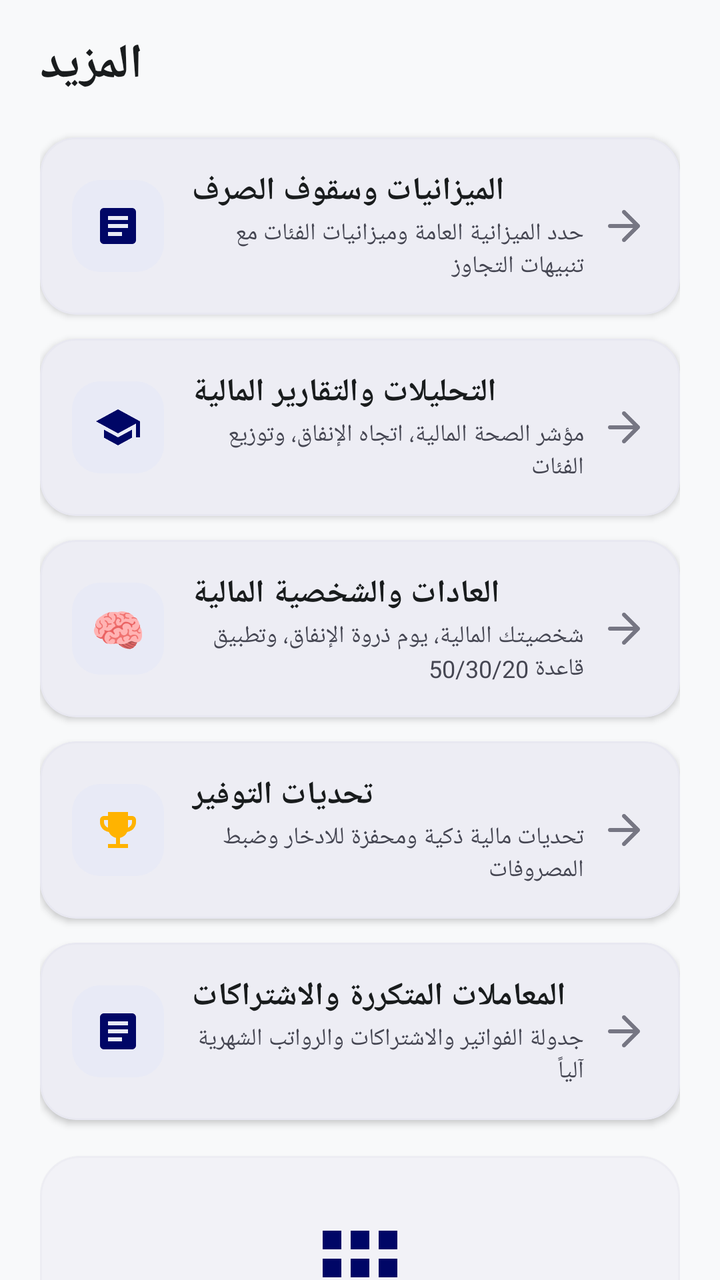
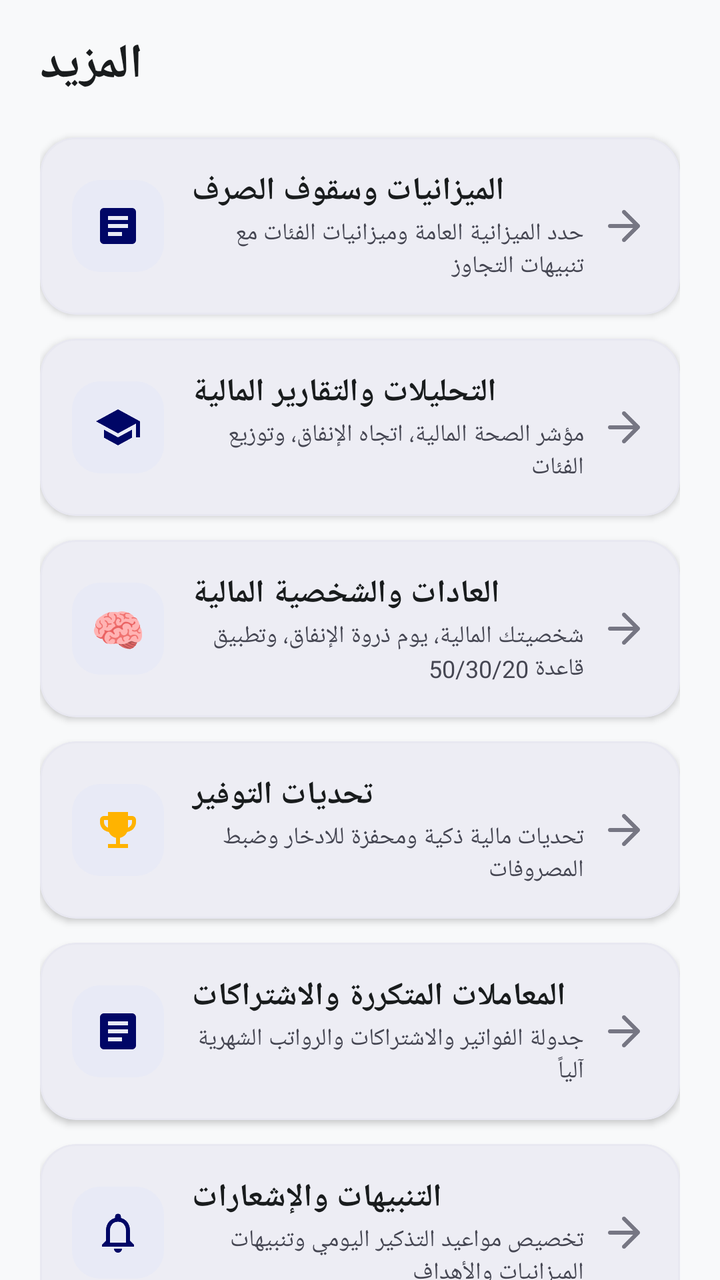

Two renders of the same Android screen: before a commit and after it. Below are the layout's source before the change and the commit's diff.
<!-- AndroidManifest.xml: application theme Theme.UrWallet -->
<!-- res/layout/fragment_more.xml -->
<?xml version="1.0" encoding="utf-8"?>
<androidx.core.widget.NestedScrollView xmlns:android="http://schemas.android.com/apk/res/android"
    xmlns:app="http://schemas.android.com/apk/res-auto"
    xmlns:tools="http://schemas.android.com/tools"
    android:layout_width="match_parent"
    android:layout_height="match_parent"
    android:background="@color/urwallet_background"
    android:fillViewport="true">

    <LinearLayout
        android:layout_width="match_parent"
        android:layout_height="wrap_content"
        android:orientation="vertical"
        android:paddingHorizontal="@dimen/screen_padding_horizontal"
        android:paddingTop="@dimen/screen_padding_top"
        android:paddingBottom="100dp">

        
        <TextView
            android:layout_width="wrap_content"
            android:layout_height="wrap_content"
            android:text="@string/nav_more"
            android:textColor="@color/urwallet_text_primary"
            android:textSize="24sp"
            android:textStyle="bold" />

        
        <com.google.android.material.card.MaterialCardView
            android:id="@+id/cardBudgetsNav"
            android:layout_width="match_parent"
            android:layout_height="wrap_content"
            android:layout_marginTop="20dp"
            android:clickable="true"
            android:focusable="true"
            app:cardBackgroundColor="@color/urwallet_surface"
            app:cardCornerRadius="18dp"
            app:cardElevation="2dp"
            app:strokeColor="@color/urwallet_card_border"
            app:strokeWidth="1dp">

            <LinearLayout
                android:layout_width="match_parent"
                android:layout_height="wrap_content"
                android:gravity="center_vertical"
                android:orientation="horizontal"
                android:padding="16dp">

                <FrameLayout
                    android:layout_width="46dp"
                    android:layout_height="46dp"
                    android:background="@drawable/bg_squircle_primary_light">

                    <ImageView
                        android:layout_width="24dp"
                        android:layout_height="24dp"
                        android:layout_gravity="center"
                        android:contentDescription="@null"
                        android:src="@drawable/ic_bills"
                        app:tint="@color/urwallet_primary" />
                </FrameLayout>

                <LinearLayout
                    android:layout_width="0dp"
                    android:layout_height="wrap_content"
                    android:layout_marginStart="14dp"
                    android:layout_marginEnd="8dp"
                    android:layout_weight="1"
                    android:orientation="vertical">

                    <TextView
                        android:layout_width="wrap_content"
                        android:layout_height="wrap_content"
                        android:text="@string/more_budgets_title"
                        android:textColor="@color/urwallet_text_primary"
                        android:textSize="16sp"
                        android:textStyle="bold" />

                    <TextView
                        android:layout_width="wrap_content"
                        android:layout_height="wrap_content"
                        android:layout_marginTop="2dp"
                        android:text="@string/more_budgets_desc"
                        android:textColor="@color/urwallet_text_secondary"
                        android:textSize="12sp" />
                </LinearLayout>

                <ImageView
                    android:layout_width="24dp"
                    android:layout_height="24dp"
                    android:contentDescription="@null"
                    android:rotation="180"
                    android:src="@drawable/ic_arrow_back"
                    app:tint="@color/urwallet_text_tertiary" />
            </LinearLayout>
        </com.google.android.material.card.MaterialCardView>

        
        <com.google.android.material.card.MaterialCardView
            android:id="@+id/cardAnalyticsNav"
            android:layout_width="match_parent"
            android:layout_height="wrap_content"
            android:layout_marginTop="12dp"
            android:clickable="true"
            android:focusable="true"
            app:cardBackgroundColor="@color/urwallet_surface"
            app:cardCornerRadius="18dp"
            app:cardElevation="2dp"
            app:strokeColor="@color/urwallet_card_border"
            app:strokeWidth="1dp">

            <LinearLayout
                android:layout_width="match_parent"
                android:layout_height="wrap_content"
                android:gravity="center_vertical"
                android:orientation="horizontal"
                android:padding="16dp">

                <FrameLayout
                    android:layout_width="46dp"
                    android:layout_height="46dp"
                    android:background="@drawable/bg_squircle_primary_light">

                    <ImageView
                        android:layout_width="24dp"
                        android:layout_height="24dp"
                        android:layout_gravity="center"
                        android:contentDescription="@null"
                        android:src="@drawable/ic_education"
                        app:tint="@color/urwallet_primary" />
                </FrameLayout>

                <LinearLayout
                    android:layout_width="0dp"
                    android:layout_height="wrap_content"
                    android:layout_marginStart="14dp"
                    android:layout_marginEnd="8dp"
                    android:layout_weight="1"
                    android:orientation="vertical">

                    <TextView
                        android:layout_width="wrap_content"
                        android:layout_height="wrap_content"
                        android:text="@string/more_analytics_title"
                        android:textColor="@color/urwallet_text_primary"
                        android:textSize="16sp"
                        android:textStyle="bold" />

                    <TextView
                        android:layout_width="wrap_content"
                        android:layout_height="wrap_content"
                        android:layout_marginTop="2dp"
                        android:text="@string/more_analytics_desc"
                        android:textColor="@color/urwallet_text_secondary"
                        android:textSize="12sp" />
                </LinearLayout>

                <ImageView
                    android:layout_width="24dp"
                    android:layout_height="24dp"
                    android:contentDescription="@null"
                    android:rotation="180"
                    android:src="@drawable/ic_arrow_back"
                    app:tint="@color/urwallet_text_tertiary" />
            </LinearLayout>
        </com.google.android.material.card.MaterialCardView>

        
        <com.google.android.material.card.MaterialCardView
            android:id="@+id/cardHabitsNav"
            android:layout_width="match_parent"
            android:layout_height="wrap_content"
            android:layout_marginTop="12dp"
            android:clickable="true"
            android:focusable="true"
            app:cardBackgroundColor="@color/urwallet_surface"
            app:cardCornerRadius="18dp"
            app:cardElevation="2dp"
            app:strokeColor="@color/urwallet_card_border"
            app:strokeWidth="1dp">

            <LinearLayout
                android:layout_width="match_parent"
                android:layout_height="wrap_content"
                android:gravity="center_vertical"
                android:orientation="horizontal"
                android:padding="16dp">

                <FrameLayout
                    android:layout_width="46dp"
                    android:layout_height="46dp"
                    android:background="@drawable/bg_squircle_primary_light">

                    <TextView
                        android:layout_width="wrap_content"
                        android:layout_height="wrap_content"
                        android:layout_gravity="center"
                        android:text="🧠"
                        android:textSize="22sp" />
                </FrameLayout>

                <LinearLayout
                    android:layout_width="0dp"
                    android:layout_height="wrap_content"
                    android:layout_marginStart="14dp"
                    android:layout_marginEnd="8dp"
                    android:layout_weight="1"
                    android:orientation="vertical">

                    <TextView
                        android:layout_width="wrap_content"
                        android:layout_height="wrap_content"
                        android:text="@string/more_habits_title"
                        android:textColor="@color/urwallet_text_primary"
                        android:textSize="16sp"
                        android:textStyle="bold" />

                    <TextView
                        android:layout_width="wrap_content"
                        android:layout_height="wrap_content"
                        android:layout_marginTop="2dp"
                        android:text="@string/more_habits_desc"
                        android:textColor="@color/urwallet_text_secondary"
                        android:textSize="12sp" />
                </LinearLayout>

                <ImageView
                    android:layout_width="24dp"
                    android:layout_height="24dp"
                    android:contentDescription="@null"
                    android:rotation="180"
                    android:src="@drawable/ic_arrow_back"
                    app:tint="@color/urwallet_text_tertiary" />
            </LinearLayout>
        </com.google.android.material.card.MaterialCardView>

        
        <com.google.android.material.card.MaterialCardView
            android:id="@+id/cardChallengesNav"
            android:layout_width="match_parent"
            android:layout_height="wrap_content"
            android:layout_marginTop="12dp"
            android:clickable="true"
            android:focusable="true"
            app:cardBackgroundColor="@color/urwallet_surface"
            app:cardCornerRadius="18dp"
            app:cardElevation="2dp"
            app:strokeColor="@color/urwallet_card_border"
            app:strokeWidth="1dp">

            <LinearLayout
                android:layout_width="match_parent"
                android:layout_height="wrap_content"
                android:gravity="center_vertical"
                android:orientation="horizontal"
                android:padding="16dp">

                <FrameLayout
                    android:layout_width="46dp"
                    android:layout_height="46dp"
                    android:background="@drawable/bg_squircle_primary_light">

                    <ImageView
                        android:layout_width="24dp"
                        android:layout_height="24dp"
                        android:layout_gravity="center"
                        android:contentDescription="@null"
                        android:src="@drawable/ic_trophy"
                        app:tint="#FFB300" />
                </FrameLayout>

                <LinearLayout
                    android:layout_width="0dp"
                    android:layout_height="wrap_content"
                    android:layout_marginStart="14dp"
                    android:layout_marginEnd="8dp"
                    android:layout_weight="1"
                    android:orientation="vertical">

                    <TextView
                        android:layout_width="wrap_content"
                        android:layout_height="wrap_content"
                        android:text="@string/more_challenges_title"
                        android:textColor="@color/urwallet_text_primary"
                        android:textSize="16sp"
                        android:textStyle="bold" />

                    <TextView
                        android:layout_width="wrap_content"
                        android:layout_height="wrap_content"
                        android:layout_marginTop="2dp"
                        android:text="@string/more_challenges_desc"
                        android:textColor="@color/urwallet_text_secondary"
                        android:textSize="12sp" />
                </LinearLayout>

                <ImageView
                    android:layout_width="24dp"
                    android:layout_height="24dp"
                    android:contentDescription="@null"
                    android:rotation="180"
                    android:src="@drawable/ic_arrow_back"
                    app:tint="@color/urwallet_text_tertiary" />
            </LinearLayout>
        </com.google.android.material.card.MaterialCardView>

        
        <com.google.android.material.card.MaterialCardView
            android:id="@+id/cardRecurringNav"
            android:layout_width="match_parent"
            android:layout_height="wrap_content"
            android:layout_marginTop="12dp"
            android:clickable="true"
            android:focusable="true"
            app:cardBackgroundColor="@color/urwallet_surface"
            app:cardCornerRadius="18dp"
            app:cardElevation="2dp"
            app:strokeColor="@color/urwallet_card_border"
            app:strokeWidth="1dp">

            <LinearLayout
                android:layout_width="match_parent"
                android:layout_height="wrap_content"
                android:gravity="center_vertical"
                android:orientation="horizontal"
                android:padding="16dp">

                <FrameLayout
                    android:layout_width="46dp"
                    android:layout_height="46dp"
                    android:background="@drawable/bg_squircle_primary_light">

                    <ImageView
                        android:layout_width="24dp"
                        android:layout_height="24dp"
                        android:layout_gravity="center"
                        android:contentDescription="@null"
                        android:src="@drawable/ic_bills"
                        app:tint="@color/urwallet_primary" />
                </FrameLayout>

                <LinearLayout
                    android:layout_width="0dp"
                    android:layout_height="wrap_content"
                    android:layout_marginStart="14dp"
                    android:layout_marginEnd="8dp"
                    android:layout_weight="1"
                    android:orientation="vertical">

                    <TextView
                        android:layout_width="wrap_content"
                        android:layout_height="wrap_content"
                        android:text="@string/more_recurring_title"
                        android:textColor="@color/urwallet_text_primary"
                        android:textSize="16sp"
                        android:textStyle="bold" />

                    <TextView
                        android:layout_width="wrap_content"
                        android:layout_height="wrap_content"
                        android:layout_marginTop="2dp"
                        android:text="@string/more_recurring_desc"
                        android:textColor="@color/urwallet_text_secondary"
                        android:textSize="12sp" />
                </LinearLayout>

                <ImageView
                    android:layout_width="24dp"
                    android:layout_height="24dp"
                    android:contentDescription="@null"
                    android:rotation="180"
                    android:src="@drawable/ic_arrow_back"
                    app:tint="@color/urwallet_text_tertiary" />
            </LinearLayout>
        </com.google.android.material.card.MaterialCardView>

        
        <com.google.android.material.card.MaterialCardView
            android:layout_width="match_parent"
            android:layout_height="wrap_content"
            android:layout_marginTop="18dp"
            app:cardBackgroundColor="@color/urwallet_surface"
            app:cardCornerRadius="@dimen/card_corner_radius"
            app:cardElevation="1dp"
            app:strokeColor="@color/urwallet_card_border"
            app:strokeWidth="1dp">

            <LinearLayout
                android:layout_width="match_parent"
                android:layout_height="wrap_content"
                android:gravity="center"
                android:orientation="vertical"
                android:padding="28dp">

                <ImageView
                    android:layout_width="56dp"
                    android:layout_height="56dp"
                    android:contentDescription="@null"
                    android:src="@drawable/ic_nav_more_filled"
                    app:tint="@color/urwallet_primary" />

                <TextView
                    android:layout_width="wrap_content"
                    android:layout_height="wrap_content"
                    android:layout_marginTop="16dp"
                    android:text="@string/more_placeholder_card_title"
                    android:textColor="@color/urwallet_text_primary"
                    android:textSize="18sp"
                    android:textStyle="bold" />

                <TextView
                    android:layout_width="wrap_content"
                    android:layout_height="wrap_content"
                    android:layout_marginTop="8dp"
                    android:gravity="center"
                    android:lineSpacingExtra="4dp"
                    android:text="@string/more_placeholder_card_desc"
                    android:textColor="@color/urwallet_text_secondary"
                    android:textSize="14sp" />
            </LinearLayout>
        </com.google.android.material.card.MaterialCardView>

    </LinearLayout>
</androidx.core.widget.NestedScrollView>
<!-- resources referenced by this layout -->
<resources>
  <color name="urwallet_background">#F8F9FA</color>
  <color name="urwallet_card_border">#20C6C5D4</color>
  <color name="urwallet_primary">#000666</color>
  <color name="urwallet_surface">#FFFFFF</color>
  <color name="urwallet_text_primary">#191C1D</color>
  <color name="urwallet_text_secondary">#454652</color>
  <color name="urwallet_text_tertiary">#767683</color>
  <dimen name="card_corner_radius">20dp</dimen>
  <dimen name="screen_padding_horizontal">20dp</dimen>
  <dimen name="screen_padding_top">16dp</dimen>
  <!-- drawable bg_squircle_primary_light (drawable) -->
  <?xml version="1.0" encoding="utf-8"?>
  <shape xmlns:android="http://schemas.android.com/apk/res/android"
      android:shape="rectangle">
      <corners android:radius="14dp" />
      <solid android:color="@color/urwallet_primary_light" />
  </shape>
  <!-- drawable ic_education (drawable) -->
  <vector xmlns:android="http://schemas.android.com/apk/res/android"
      android:width="24dp"
      android:height="24dp"
      android:viewportWidth="24"
      android:viewportHeight="24">
      <path
          android:fillColor="#FFFFFFFF"
          android:pathData="M5,13.18v4L12,21l7,-3.82v-4L12,17l-7,-3.82zM12,3L1,9l11,6 9,-4.91V17h2V9L12,3z" />
  </vector>
  <string name="more_analytics_desc">مؤشر الصحة المالية، اتجاه الإنفاق، وتوزيع الفئات</string>
  <string name="more_analytics_title">التحليلات والتقارير المالية</string>
  <string name="more_budgets_desc">حدد الميزانية العامة وميزانيات الفئات مع تنبيهات التجاوز</string>
  <string name="more_budgets_title">الميزانيات وسقوف الصرف</string>
  <string name="more_challenges_desc">تحديات مالية ذكية ومحفزة للادخار وضبط المصروفات</string>
  <string name="more_challenges_title">تحديات التوفير</string>
  <string name="more_habits_desc">شخصيتك المالية، يوم ذروة الإنفاق، وتطبيق قاعدة 50/30/20</string>
  <string name="more_habits_title">العادات والشخصية المالية</string>
  <string name="more_placeholder_card_desc">المعاملات المتكررة، قفل التطبيق بالأمان (PIN/Biometric)، وإدارة النسخ الاحتياطي واستيراد البيانات.</string>
  <string name="more_placeholder_card_title">المزيد والإعدادات</string>
  <string name="more_recurring_desc">جدولة الفواتير والاشتراكات والرواتب الشهرية آلياً</string>
  <string name="more_recurring_title">المعاملات المتكررة والاشتراكات</string>
  <string name="nav_more">المزيد</string>
  <color name="urwallet_primary_light">#E8EAF6</color>
  <color name="white">#FFFFFF</color>
  <color name="urwallet_primary_variant_start">#1A237E</color>
  <style name="ShapeAppearance.UrWallet.Small" parent="ShapeAppearance.Material3.SmallComponent">
          <item name="cornerSize">@dimen/input_corner_radius</item>
      </style>
  <style name="ShapeAppearance.UrWallet.Medium" parent="ShapeAppearance.Material3.MediumComponent">
          <item name="cornerSize">@dimen/card_corner_radius_medium</item>
      </style>
  <style name="ShapeAppearance.UrWallet.Large" parent="ShapeAppearance.Material3.LargeComponent">
          <item name="cornerSize">@dimen/card_corner_radius</item>
      </style>
  <dimen name="input_corner_radius">12dp</dimen>
  <dimen name="card_corner_radius_medium">16dp</dimen>
  <!-- unchanged entries left out for length: 5 -->
</resources>

<!-- the commit's change to res/layout/fragment_more.xml (unified diff, before → after) -->
@@ -375,6 +375,76 @@
 
         
         <com.google.android.material.card.MaterialCardView
+            android:id="@+id/cardNotificationsNav"
+            android:layout_width="match_parent"
+            android:layout_height="wrap_content"
+            android:layout_marginTop="12dp"
+            android:clickable="true"
+            android:focusable="true"
+            app:cardBackgroundColor="@color/urwallet_surface"
+            app:cardCornerRadius="18dp"
+            app:cardElevation="2dp"
+            app:strokeColor="@color/urwallet_card_border"
+            app:strokeWidth="1dp">
+
+            <LinearLayout
+                android:layout_width="match_parent"
+                android:layout_height="wrap_content"
+                android:gravity="center_vertical"
+                android:orientation="horizontal"
+                android:padding="16dp">
+
+                <FrameLayout
+                    android:layout_width="46dp"
+                    android:layout_height="46dp"
+                    android:background="@drawable/bg_squircle_primary_light">
+
+                    <ImageView
+                        android:layout_width="24dp"
+                        android:layout_height="24dp"
+                        android:layout_gravity="center"
+                        android:contentDescription="@null"
+                        android:src="@drawable/ic_bell"
+                        app:tint="@color/urwallet_primary" />
+                </FrameLayout>
+
+                <LinearLayout
+                    android:layout_width="0dp"
+                    android:layout_height="wrap_content"
+                    android:layout_marginStart="14dp"
+                    android:layout_marginEnd="8dp"
+                    android:layout_weight="1"
+                    android:orientation="vertical">
+
+                    <TextView
+                        android:layout_width="wrap_content"
+                        android:layout_height="wrap_content"
+                        android:text="@string/more_notifications_title"
+                        android:textColor="@color/urwallet_text_primary"
+                        android:textSize="16sp"
+                        android:textStyle="bold" />
+
+                    <TextView
+                        android:layout_width="wrap_content"
+                        android:layout_height="wrap_content"
+                        android:layout_marginTop="2dp"
+                        android:text="@string/more_notifications_desc"
+                        android:textColor="@color/urwallet_text_secondary"
+                        android:textSize="12sp" />
+                </LinearLayout>
+
+                <ImageView
+                    android:layout_width="24dp"
+                    android:layout_height="24dp"
+                    android:contentDescription="@null"
+                    android:rotation="180"
+                    android:src="@drawable/ic_arrow_back"
+                    app:tint="@color/urwallet_text_tertiary" />
+            </LinearLayout>
+        </com.google.android.material.card.MaterialCardView>
+
+        
+        <com.google.android.material.card.MaterialCardView
             android:layout_width="match_parent"
             android:layout_height="wrap_content"
             android:layout_marginTop="18dp"
<!-- resource entries referenced after the edit -->
@@ -17,6 +17,16 @@
       <corners android:radius="14dp" />
       <solid android:color="@color/urwallet_primary_light" />
   </shape>
+  <!-- drawable ic_bell (drawable) -->
+  <vector xmlns:android="http://schemas.android.com/apk/res/android"
+      android:width="24dp"
+      android:height="24dp"
+      android:viewportWidth="24"
+      android:viewportHeight="24">
+      <path
+          android:fillColor="@color/urwallet_text_primary"
+          android:pathData="M12,22c1.1,0 2,-0.9 2,-2h-4c0,1.1 0.9,2 2,2zm6,-6v-5c0,-3.07 -1.63,-5.64 -4.5,-6.32V4c0,-0.83 -0.67,-1.5 -1.5,-1.5s-1.5,0.67 -1.5,1.5v0.68C7.64,5.36 6,7.92 6,11v5l-2,2v1h16v-1l-2,-2zm-2,1H8v-6c0,-2.48 1.51,-4.5 4,-4.5s4,2.02 4,4.5v6z" />
+  </vector>
   <!-- drawable ic_education (drawable) -->
   <vector xmlns:android="http://schemas.android.com/apk/res/android"
       android:width="24dp"
@@ -35,6 +45,8 @@
   <string name="more_challenges_title">تحديات التوفير</string>
   <string name="more_habits_desc">شخصيتك المالية، يوم ذروة الإنفاق، وتطبيق قاعدة 50/30/20</string>
   <string name="more_habits_title">العادات والشخصية المالية</string>
+  <string name="more_notifications_desc">تخصيص مواعيد التذكير اليومي وتنبيهات الميزانيات والأهداف</string>
+  <string name="more_notifications_title">التنبيهات والإشعارات</string>
   <string name="more_placeholder_card_desc">المعاملات المتكررة، قفل التطبيق بالأمان (PIN/Biometric)، وإدارة النسخ الاحتياطي واستيراد البيانات.</string>
   <string name="more_placeholder_card_title">المزيد والإعدادات</string>
   <string name="more_recurring_desc">جدولة الفواتير والاشتراكات والرواتب الشهرية آلياً</string>
